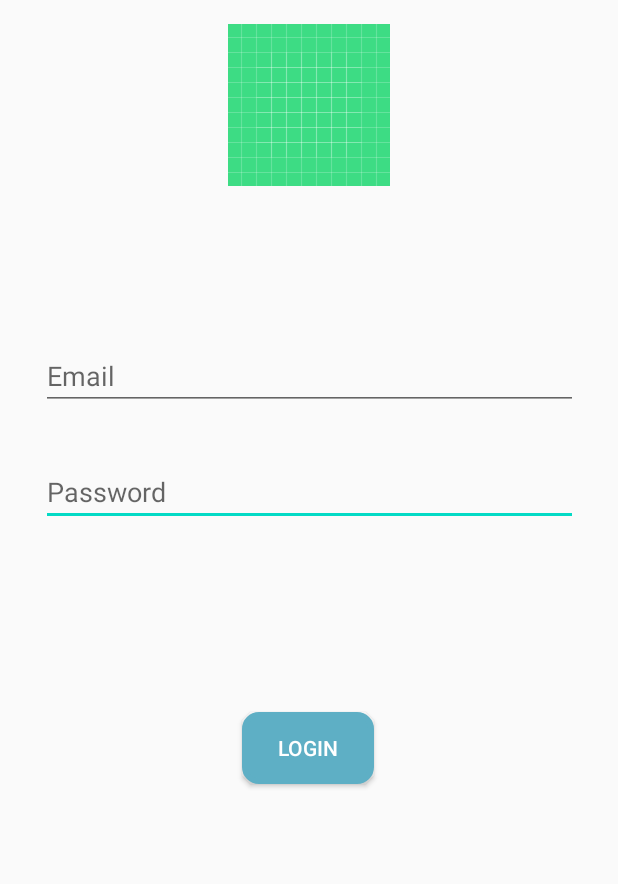
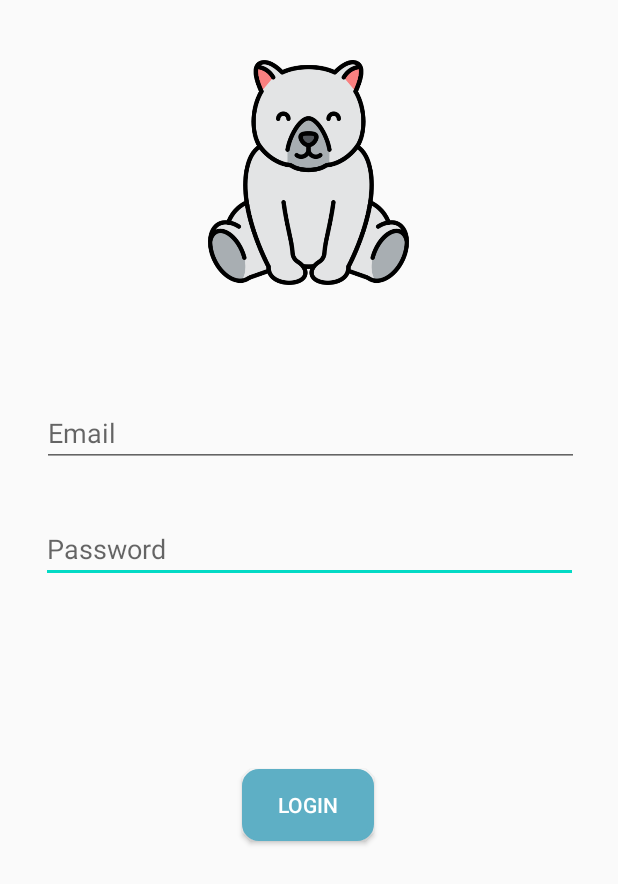
Before and after one commit to XluizXemilX/TaskManager, an Android app: the LoginActivity screen opened directly, with no data from a screen before it, on a phone screen of 412 x 824 dp. Shown: the top 884 px of the screen. Run offline under Robolectric (Android 15) with nearby library versions, the phone set to English and light mode, and no system bars; our stand-ins replace Firebase (no records; nobody signed in at launch, a user with empty details on screens opened directly).

Commit message:
started change of profile pics from resources to urls save in the database and finished adding the polar bear

```diff
--- a/Application/app/build.gradle
+++ b/Application/app/build.gradle
@@ -8,8 +8,8 @@ android {
     compileSdkVersion 29
     buildToolsVersion "29.0.3"
 
-    dataBinding {
-        enabled = true
+    buildFeatures {
+        dataBinding = true
     }
 
     compileOptions {
--- a/Application/app/src/main/java/com/example/taskmanager/AddProfileActivity.kt
+++ b/Application/app/src/main/java/com/example/taskmanager/AddProfileActivity.kt
@@ -85,7 +85,7 @@ class AddProfileActivity : AppCompatActivity() {
             userHashMap["nickname"] = nickname
             userHashMap["profilePin"] = profilePin
             userHashMap["type"] = profile_type_spn.selectedItem.toString()
-            userHashMap["picture"]= "DEFAULT_USER_ICON"
+            userHashMap["picture"]= "https://firebasestorage.googleapis.com/v0/b/choresapp-658eb.appspot.com/o/user_default_icon.xml?alt=media&token=b3fdf23a-12a2-4dd4-94a2-6ed93d91a27a"
             val pushRef = refUsers.push()
             val key = pushRef.key
             pushRef.setValue(userHashMap)
--- a/Application/app/src/main/java/com/example/taskmanager/parentUI/taskCreation/DetailTaskActivity.kt
+++ b/Application/app/src/main/java/com/example/taskmanager/parentUI/taskCreation/DetailTaskActivity.kt
@@ -85,7 +85,7 @@ class DetailTaskActivity : AppCompatActivity() {
             if (cursor == null || cursor.count < 1) {
                 return
             }
-            cursor!!.moveToFirst()
+            cursor.moveToFirst()
             val columnIndex: Int = cursor.getColumnIndex(filePathColumn[0])
             if (columnIndex >= 0) {
                 val bitmap = BitmapFactory.decodeFile(cursor.getString(columnIndex))
--- a/Application/app/src/main/res/layout/activity_login.xml
+++ b/Application/app/src/main/res/layout/activity_login.xml
@@ -27,13 +27,13 @@
         android:layout_width="358dp"
         android:layout_height="wrap_content"
         android:layout_marginStart="26dp"
-        android:layout_marginTop="104dp"
+        android:layout_marginTop="76dp"
         android:layout_marginEnd="26dp"
         android:ems="10"
         android:hint="Email"
         android:inputType="textPersonName"
         app:layout_constraintEnd_toEndOf="parent"
-        app:layout_constraintHorizontal_bias="0.566"
+        app:layout_constraintHorizontal_bias="1.0"
         app:layout_constraintStart_toStartOf="parent"
         app:layout_constraintTop_toBottomOf="@+id/imageView6" />
 
@@ -52,11 +52,12 @@
 
     <ImageView
         android:id="@+id/imageView6"
-        android:layout_width="wrap_content"
-        android:layout_height="wrap_content"
-        android:layout_marginTop="16dp"
+        android:layout_width="150dp"
+        android:layout_height="150dp"
+        android:layout_marginTop="40dp"
         app:layout_constraintEnd_toEndOf="parent"
+        app:layout_constraintHorizontal_bias="0.498"
         app:layout_constraintStart_toStartOf="parent"
         app:layout_constraintTop_toTopOf="parent"
-        app:srcCompat="@drawable/ic_launcher_background" />
+        app:srcCompat="@drawable/polar_bear_logo" />
 </androidx.constraintlayout.widget.ConstraintLayout>
```
Also changed, not shown: Application/app/src/main/java/com/example/taskmanager/profileIconSelection.kt (added, +59 -0 lines), Application/app/src/main/res/layout/fragment_profile_icon_selection.xml (added, +28 -0 lines).
